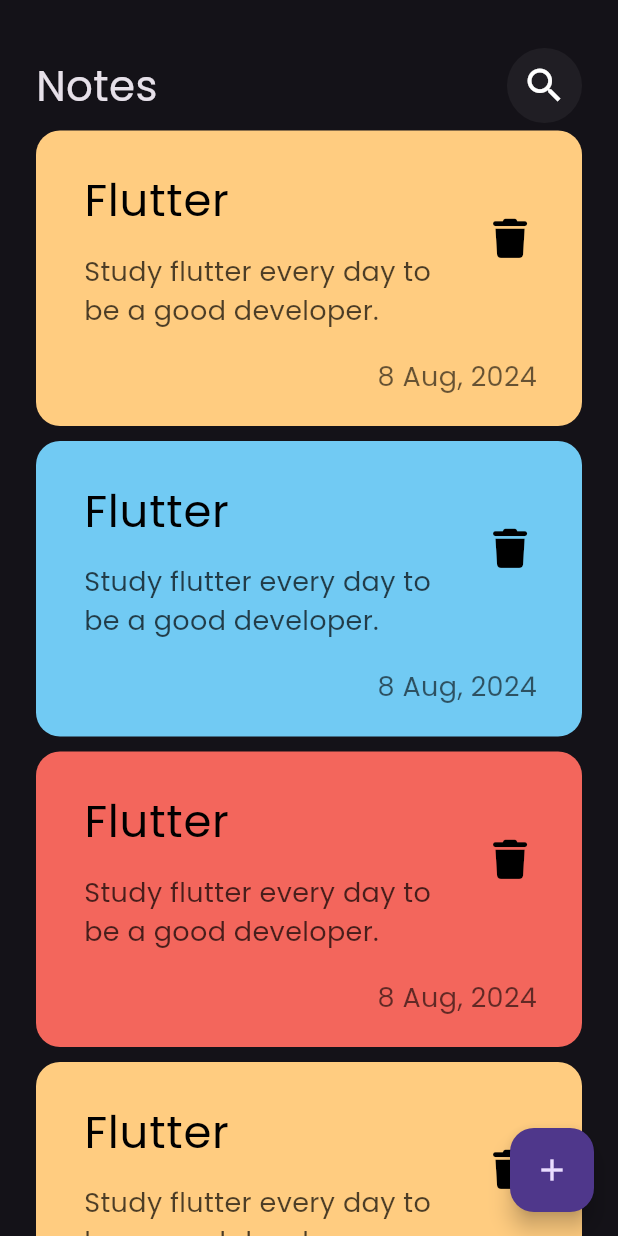
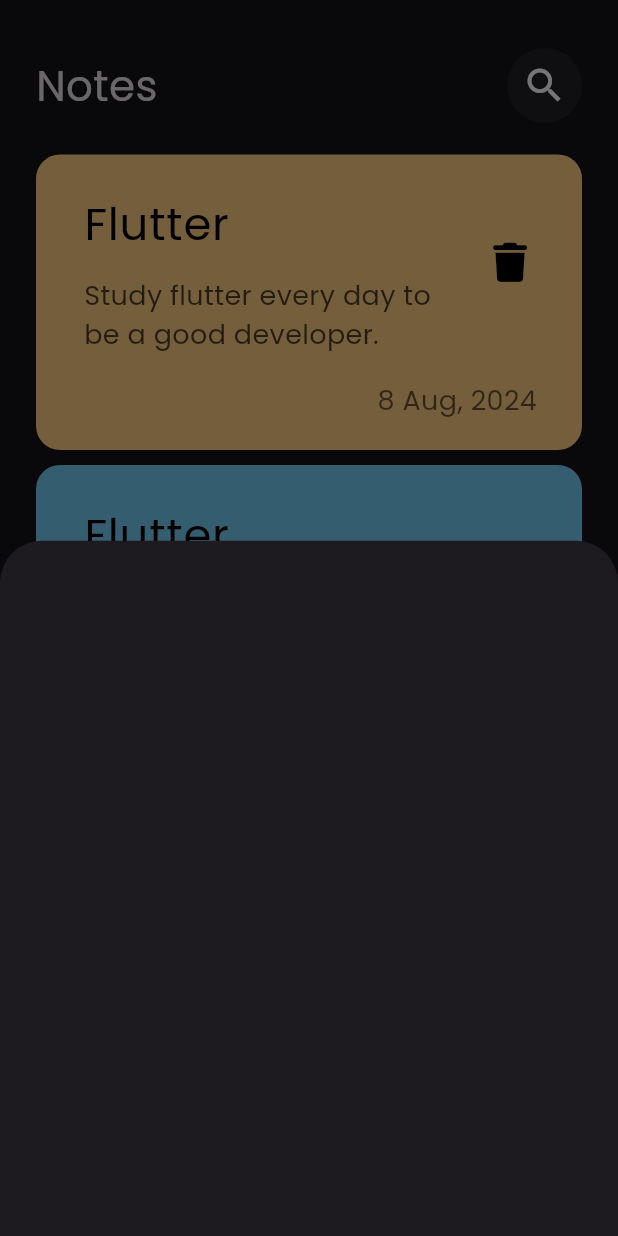
Before and after one commit to osamamorizk/notes-app, a Flutter app: the screen it shows after launch, after a tap on the "add" icon, on a phone screen of 412 x 824 dp. Run offline on Flutter 3.47's test engine with Material 3 defaults, Android fonts, the light colour scheme and no system bars; our stand-ins replace font_awesome_flutter.

Commit message:
add note bottom sheet

```diff
--- a/lib/views/notes_view.dart
+++ b/lib/views/notes_view.dart
@@ -8,10 +8,24 @@
   Widget build(BuildContext context) {
     return Scaffold(
       floatingActionButton: FloatingActionButton(
-        onPressed: () {},
+        onPressed: () {
+          showModalBottomSheet(
+            context: context,
+            builder: (context) => const AddNoteBottomSheet(),
+          );
+        },
         child: Icon(Icons.add),
       ),
       body: const NotesViewBody(),
     );
   }
 }
+
+class AddNoteBottomSheet extends StatelessWidget {
+  const AddNoteBottomSheet({super.key});
+
+  @override
+  Widget build(BuildContext context) {
+    return Container();
+  }
+}
--- a/lib/widgets/note_listview.dart
+++ b/lib/widgets/note_listview.dart
@@ -14,7 +14,10 @@
   ];
   @override
   Widget build(BuildContext context) {
-    return ListView.builder(
+    return Padding(
+      padding: const EdgeInsets.symmetric(vertical: 16),
+      child: ListView.builder(
+          padding: EdgeInsets.zero,
           itemCount: colors.length,
           itemBuilder: (context, index) {
             return Padding(
@@ -23,6 +26,7 @@
                 color: colors[index],
               ),
             );
-        });
+          }),
+    );
   }
 }
```
Lines whose indentation alone changed are shown as unchanged.
